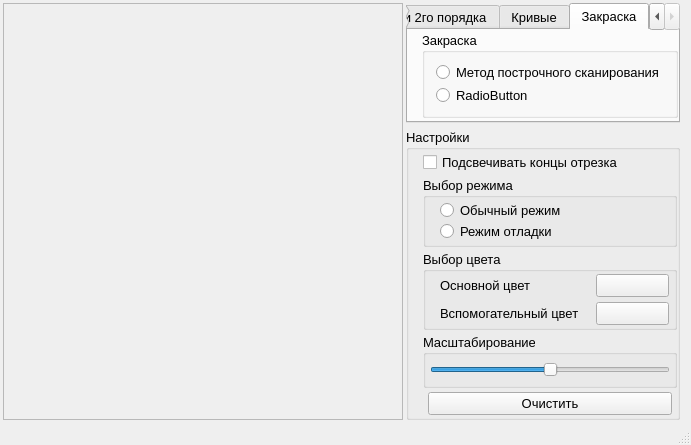
Old version of the form mainwindow.ui in the repository asvitenkov/GIIS.
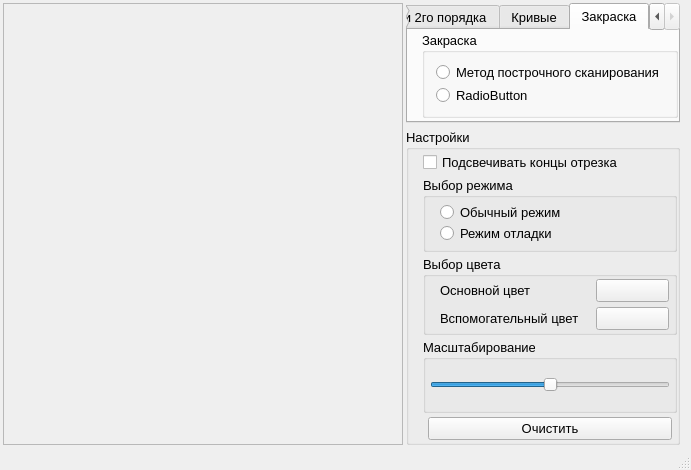
New version of the form.

Diff of the .ui file:
```diff
--- a/mainwindow.ui
+++ b/mainwindow.ui
@@ -7,7 +7,7 @@
     <x>0</x>
     <y>0</y>
     <width>687</width>
-    <height>445</height>
+    <height>470</height>
    </rect>
   </property>
   <property name="windowTitle">
```
